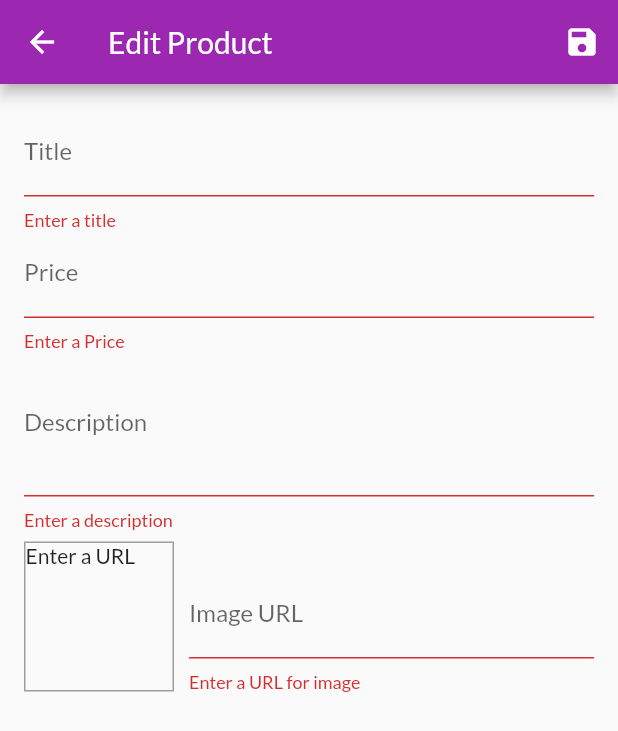
After one commit to naveedjamali/shop, a Flutter app: the EditProductScreen screen opened by its route, after a tap on the "save" icon, on a phone screen of 412 x 824 dp. The commit adds this screen. Shown: the top 731 px of the screen. Run offline on Flutter 3.47's test engine with Material 2 defaults, Android fonts, the phone set to English and light mode, and no system bars; network calls fail.

Commit message:
Add new product form is complete, user can now add, edit and delete products in the app

```diff
--- a/lib/main.dart
+++ b/lib/main.dart
@@ -1,6 +1,8 @@
 import 'package:flutter/material.dart';
 import 'package:provider/provider.dart';
-import 'package:shop/screens/orders_screen.dart';
+import './screens/edit_product_screen.dart';
+import './screens/orders_screen.dart';
+import './screens/user_products_screen.dart';
 import './screens/cart_screen.dart';
 
 import './providers/cart.dart';
@@ -42,6 +44,8 @@ class MyApp extends StatelessWidget {
           ProductDetailScreen.routeName: (ctx) => ProductDetailScreen(),
           CartScreen.routeName: (ctx) => CartScreen(),
           OrdersScreen.routeName: (ctx) => OrdersScreen(),
+          UserProductsScreen.routeName: (ctx) => UserProductsScreen(),
+          EditProductScreen.routeName: (ctx) => EditProductScreen(),
         },
       ),
     );
--- a/lib/providers/products.dart
+++ b/lib/providers/products.dart
@@ -68,7 +68,27 @@ class Products with ChangeNotifier {
   }
 
   void addProduct(Product product) {
-    _items.add(product);
+    final newProduct = Product(
+        id: DateTime.now().toString(),
+        description: product.description,
+        imageUrl: product.imageUrl,
+        price: product.price,
+        title: product.title,
+        isFavorite: false);
+    _items.add(newProduct);
+    notifyListeners();
+  }
+
+  void updateProduct(String id, Product newProduct) {
+    final prodIndex = _items.indexWhere((prod) => prod.id == id);
+    if (prodIndex >= 0) {
+      _items[prodIndex] = newProduct;
+      notifyListeners();
+    }
+  }
+
+  void deleteProduct(String id) {
+    _items.removeWhere((prod) => prod.id == id);
     notifyListeners();
   }
 }
--- /dev/null
+++ b/lib/screens/edit_product_screen.dart
@@ -0,0 +1,251 @@
+import 'package:flutter/material.dart';
+import 'package:provider/provider.dart';
+import 'package:shop/providers/product.dart';
+import 'package:shop/providers/products.dart';
+
+class EditProductScreen extends StatefulWidget {
+  static const routeName = '/edit-product';
+  @override
+  _EditProductScreenState createState() => _EditProductScreenState();
+}
+
+class _EditProductScreenState extends State<EditProductScreen> {
+  final _priceFocusNode = FocusNode();
+  final _descriptionFocusNode = FocusNode();
+  final _imageUrlController = TextEditingController();
+  final _imageUrlFocusNode = FocusNode();
+  final _form = GlobalKey<FormState>();
+  var _editedProduct = Product(
+    id: null,
+    title: '',
+    description: '',
+    imageUrl: '',
+    price: 0,
+  );
+
+  var _isInit = true;
+  var _initValues = {
+    'title': '',
+    'description': '',
+    'price': '',
+    'imageUrl': '',
+  };
+  @override
+  void initState() {
+    _imageUrlFocusNode.addListener(_updateImageUrl);
+
+    super.initState();
+  }
+
+  @override
+  void didChangeDependencies() {
+    if (_isInit) {
+      final productId = ModalRoute.of(context).settings.arguments as String;
+      if (productId != null) {
+        _editedProduct =
+            Provider.of<Products>(context, listen: false).findById(productId);
+        _initValues = {
+          'title': _editedProduct.title,
+          'description': _editedProduct.description,
+          'price': _editedProduct.price.toString(),
+          'imageUrl': '',
+        };
+
+        _imageUrlController.text = _editedProduct.imageUrl;
+      }
+    }
+    _isInit = false;
+    super.didChangeDependencies();
+  }
+
+  void _updateImageUrl() {
+    if (!_imageUrlFocusNode.hasFocus) {
+      if ((!_imageUrlController.text.startsWith('http') &&
+              !_imageUrlController.text.startsWith('https')) &&
+          (!_imageUrlController.text.endsWith('.jpg') &&
+              !_imageUrlController.text.endsWith('.jpeg') &&
+              !_imageUrlController.text.endsWith('.png'))) {
+        return;
+      }
+      setState(() {});
+    }
+  }
+
+  void _saveForm() {
+    final isValid = _form.currentState.validate();
+
+    if (!isValid) return;
+
+    _form.currentState.save();
+    if (_editedProduct.id != null) {
+      Provider.of<Products>(
+        context,
+        listen: false,
+      ).updateProduct(_editedProduct.id, _editedProduct);
+    } else {
+      Provider.of<Products>(
+        context,
+        listen: false,
+      ).addProduct(_editedProduct);
+    }
+    Navigator.of(context).pop();
+  }
+
+  @override
+  Widget build(BuildContext context) {
+    return Scaffold(
+      appBar: AppBar(
+        title: Text('Edit Product'),
+        actions: [
+          IconButton(icon: Icon(Icons.save), onPressed: _saveForm),
+        ],
+      ),
+      body: Padding(
+        padding: const EdgeInsets.all(16.0),
+        child: Form(
+          key: _form,
+          child: ListView(
+            children: [
+              TextFormField(
+                initialValue: _initValues['title'],
+                decoration: InputDecoration(labelText: 'Title'),
+                textInputAction: TextInputAction.next,
+                onFieldSubmitted: (value) =>
+                    FocusScope.of(context).requestFocus(_priceFocusNode),
+                onSaved: (newValue) => _editedProduct = Product(
+                    title: newValue,
+                    description: _editedProduct.description,
+                    id: _editedProduct.id,
+                    imageUrl: _editedProduct.imageUrl,
+                    price: _editedProduct.price,
+                    isFavorite: _editedProduct.isFavorite),
+                validator: (value) {
+                  if (value.isEmpty) {
+                    return "Enter a title";
+                  } else {
+                    return null;
+                  }
+                },
+              ),
+              TextFormField(
+                initialValue: _initValues['price'],
+                decoration: InputDecoration(labelText: 'Price'),
+                textInputAction: TextInputAction.next,
+                keyboardType: TextInputType.number,
+                focusNode: _priceFocusNode,
+                onFieldSubmitted: (value) =>
+                    FocusScope.of(context).requestFocus(_descriptionFocusNode),
+                onSaved: (newValue) => _editedProduct = Product(
+                    title: _editedProduct.title,
+                    description: _editedProduct.description,
+                    id: _editedProduct.id,
+                    imageUrl: _editedProduct.imageUrl,
+                    price: double.parse(newValue),
+                    isFavorite: _editedProduct.isFavorite),
+                validator: (value) {
+                  if (value.isEmpty) {
+                    return "Enter a Price";
+                  }
+                  if (double.tryParse(value) == null) {
+                    return "Please enter a valid number.";
+                  }
+                  if (double.parse(value) <= 0) {
+                    return "Price must be more than zero";
+                  }
+                  return null;
+                },
+              ),
+              TextFormField(
+                initialValue: _initValues['description'],
+                decoration: InputDecoration(labelText: 'Description'),
+                focusNode: _descriptionFocusNode,
+                maxLines: 3,
+                keyboardType: TextInputType.multiline,
+                onSaved: (newValue) => _editedProduct = Product(
+                    title: _editedProduct.title,
+                    description: newValue,
+                    id: _editedProduct.id,
+                    imageUrl: _editedProduct.imageUrl,
+                    price: _editedProduct.price,
+                    isFavorite: _editedProduct.isFavorite),
+                validator: (value) {
+                  if (value.isEmpty) {
+                    return "Enter a description";
+                  }
+                  if (value.length < 10) {
+                    return "Description should atleaset 10 characters long";
+                  }
+                  return null;
+                },
+              ),
+              Row(
+                crossAxisAlignment: CrossAxisAlignment.end,
+                children: [
+                  Container(
+                    width: 100,
+                    height: 100,
+                    margin: EdgeInsets.only(
+                      top: 8,
+                      right: 10,
+                    ),
+                    decoration: BoxDecoration(
+                      border: Border.all(width: 1, color: Colors.grey),
+                    ),
+                    child: _imageUrlController.text.isEmpty
+                        ? Text('Enter a URL')
+                        : FittedBox(
+                            child: Image.network(_imageUrlController.text),
+                            fit: BoxFit.cover,
+                          ),
+                  ),
+                  Expanded(
+                    child: TextFormField(
+                      decoration: InputDecoration(labelText: 'Image URL'),
+                      keyboardType: TextInputType.url,
+                      textInputAction: TextInputAction.done,
+                      controller: _imageUrlController,
+                      focusNode: _imageUrlFocusNode,
+                      validator: (value) {
+                        if (value.isEmpty) {
+                          return "Enter a URL for image";
+                        }
+                        if (!value.startsWith('http')) {
+                          return "Enter a valid URL";
+                        }
+
+                        if (!value.endsWith('.jpg') &&
+                            !value.endsWith('.jpeg') &&
+                            !value.endsWith('.png')) {
+                          return 'Enter a valid URL';
+                        }
+                        return null;
+                      },
+                      onFieldSubmitted: (value) => _saveForm(),
+                      onSaved: (newValue) => _editedProduct = Product(
+                          title: _editedProduct.title,
+                          description: _editedProduct.description,
+                          id: _editedProduct.id,
+                          imageUrl: newValue,
+                          price: _editedProduct.price,
+                          isFavorite: _editedProduct.isFavorite),
+                    ),
+                  ),
+                ],
+              ),
+            ],
+          ),
+        ),
+      ),
+    );
+  }
+
+  @override
+  void dispose() {
+    _imageUrlFocusNode.removeListener(_updateImageUrl);
+    _priceFocusNode.dispose();
+    _descriptionFocusNode.dispose();
+    _imageUrlController.dispose();
+    _imageUrlFocusNode.dispose();
+    super.dispose();
+  }
+}
--- a/lib/widgets/app_drawer.dart
+++ b/lib/widgets/app_drawer.dart
@@ -1,5 +1,6 @@
 import 'package:flutter/material.dart';
 import 'package:shop/screens/orders_screen.dart';
+import 'package:shop/screens/user_products_screen.dart';
 
 class AppDrawer extends StatelessWidget {
   @override
@@ -11,17 +12,22 @@ class AppDrawer extends StatelessWidget {
             title: Text('Hello Friend!'),
             automaticallyImplyLeading: false,
           ),
-          Divider(),
+
           ListTile(
             leading: Icon(Icons.shop),
             title: Text('Shop'),
             onTap: () => Navigator.of(context).pushReplacementNamed('/'),
-          ),
+          ), Divider(),
           ListTile(
             leading: Icon(Icons.payment),
             title: Text('Orders'),
             onTap: () => Navigator.of(context)
                 .pushReplacementNamed(OrdersScreen.routeName),
+          ),  Divider(),
+          ListTile(
+            leading: Icon(Icons.edit),
+            title: Text('Manage Products'),
+            onTap: () => Navigator.of(context).pushReplacementNamed(UserProductsScreen.routeName),
           ),
         ],
       ),
```
Also changed, not shown: lib/providers/cart.dart (+18 -0 lines), lib/screens/user_products_screen.dart (added, +44 -0 lines), lib/widgets/cart_item.dart (+23 -0 lines), lib/widgets/product_item.dart (+16 -0 lines), lib/widgets/user_product_item.dart (added, +43 -0 lines).
